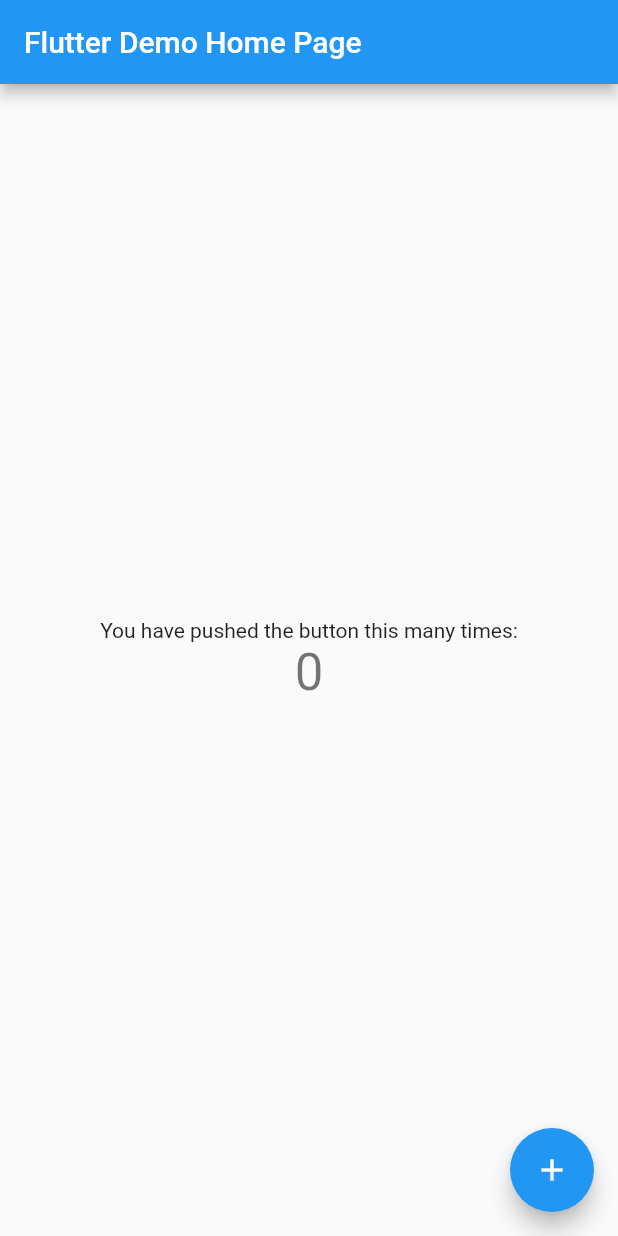
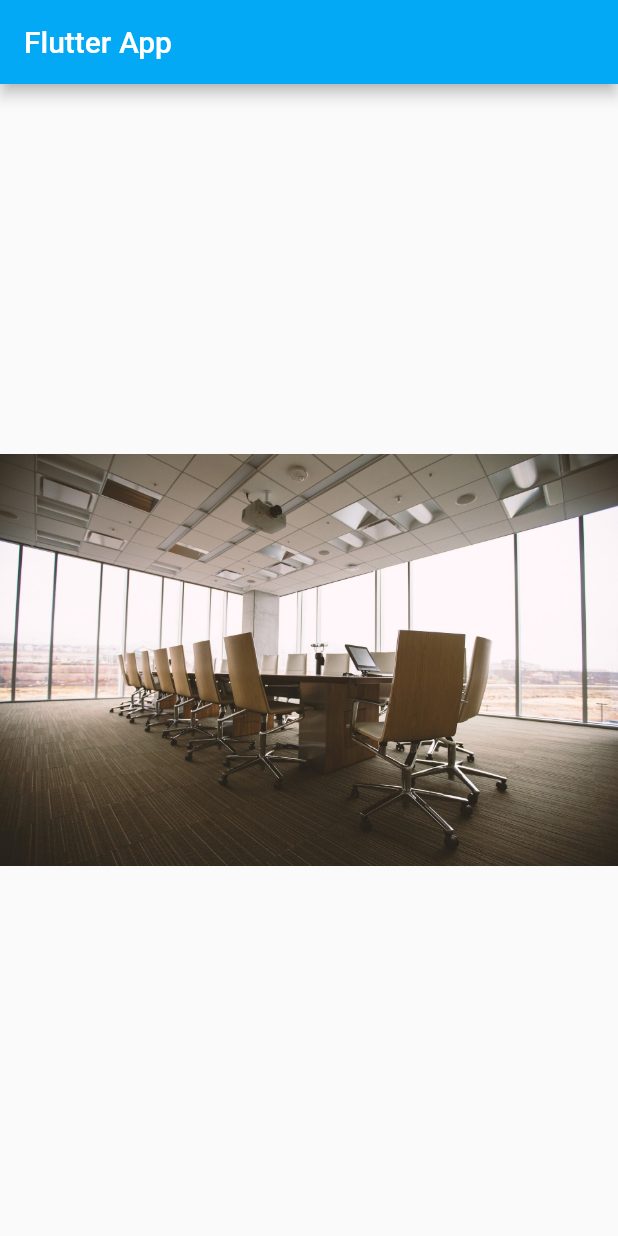
Before and after one commit to moriyamasaaaki/flutter_first_app, a Flutter app: the screen it shows after launch, on a phone screen of 412 x 824 dp. Run offline on Flutter 3.47's test engine with Material 2 defaults, Android fonts, the phone set to English and light mode, and no system bars.

Commit message:
feat(main.dart): AppBar,Img追加

```diff
--- a/lib/main.dart
+++ b/lib/main.dart
@@ -1,111 +1,21 @@
 import 'package:flutter/material.dart';
 
-void main() => runApp(MyApp());
-
-class MyApp extends StatelessWidget {
-  // This widget is the root of your application.
-  @override
-  Widget build(BuildContext context) {
-    return MaterialApp(
-      title: 'Flutter Demo',
-      theme: ThemeData(
-        // This is the theme of your application.
-        //
-        // Try running your application with "flutter run". You'll see the
-        // application has a blue toolbar. Then, without quitting the app, try
-        // changing the primarySwatch below to Colors.green and then invoke
-        // "hot reload" (press "r" in the console where you ran "flutter run",
-        // or simply save your changes to "hot reload" in a Flutter IDE).
-        // Notice that the counter didn't reset back to zero; the application
-        // is not restarted.
-        primarySwatch: Colors.blue,
+void main() {
+  runApp(
+    MaterialApp(
+      home: Scaffold(
+        appBar: AppBar(
+          title: Text('Flutter App'),
+          backgroundColor: Colors.lightBlue,
+        ),
+        body: Center(
+          child: Image(
+            image: AssetImage('images/conference-room-768441_1920.jpg'),
+          ),
+        ),
       ),
-      home: MyHomePage(title: 'Flutter Demo Home Page'),
-    );
-  }
+    ),
+  );
 }
 
-class MyHomePage extends StatefulWidget {
-  MyHomePage({Key key, this.title}) : super(key: key);
-
-  // This widget is the home page of your application. It is stateful, meaning
-  // that it has a State object (defined below) that contains fields that affect
-  // how it looks.
-
-  // This class is the configuration for the state. It holds the values (in this
-  // case the title) provided by the parent (in this case the App widget) and
-  // used by the build method of the State. Fields in a Widget subclass are
-  // always marked "final".
-
-  final String title;
-
-  @override
-  _MyHomePageState createState() => _MyHomePageState();
-}
-
-class _MyHomePageState extends State<MyHomePage> {
-  int _counter = 0;
-
-  void _incrementCounter() {
-    setState(() {
-      // This call to setState tells the Flutter framework that something has
-      // changed in this State, which causes it to rerun the build method below
-      // so that the display can reflect the updated values. If we changed
-      // _counter without calling setState(), then the build method would not be
-      // called again, and so nothing would appear to happen.
-      _counter++;
-    });
-  }
-
-  @override
-  Widget build(BuildContext context) {
-    // This method is rerun every time setState is called, for instance as done
-    // by the _incrementCounter method above.
-    //
-    // The Flutter framework has been optimized to make rerunning build methods
-    // fast, so that you can just rebuild anything that needs updating rather
-    // than having to individually change instances of widgets.
-    return Scaffold(
-      appBar: AppBar(
-        // Here we take the value from the MyHomePage object that was created by
-        // the App.build method, and use it to set our appbar title.
-        title: Text(widget.title),
-      ),
-      body: Center(
-        // Center is a layout widget. It takes a single child and positions it
-        // in the middle of the parent.
-        child: Column(
-          // Column is also a layout widget. It takes a list of children and
-          // arranges them vertically. By default, it sizes itself to fit its
-          // children horizontally, and tries to be as tall as its parent.
-          //
-          // Invoke "debug painting" (press "p" in the console, choose the
-          // "Toggle Debug Paint" action from the Flutter Inspector in Android
-          // Studio, or the "Toggle Debug Paint" command in Visual Studio Code)
-          // to see the wireframe for each widget.
-          //
-          // Column has various properties to control how it sizes itself and
-          // how it positions its children. Here we use mainAxisAlignment to
-          // center the children vertically; the main axis here is the vertical
-          // axis because Columns are vertical (the cross axis would be
-          // horizontal).
-          mainAxisAlignment: MainAxisAlignment.center,
-          children: <Widget>[
-            Text(
-              'You have pushed the button this many times:',
-            ),
-            Text(
-              '$_counter',
-              style: Theme.of(context).textTheme.display1,
-            ),
-          ],
-        ),
-      ),
-      floatingActionButton: FloatingActionButton(
-        onPressed: _incrementCounter,
-        tooltip: 'Increment',
-        child: Icon(Icons.add),
-      ), // This trailing comma makes auto-formatting nicer for build methods.
-    );
-  }
-}
+// This widget is the root of your application.
```
Also changed, not shown: pubspec.yaml (+2 -52 lines), images/conference-room-768441_1920.jpg (added), 33 other files.
